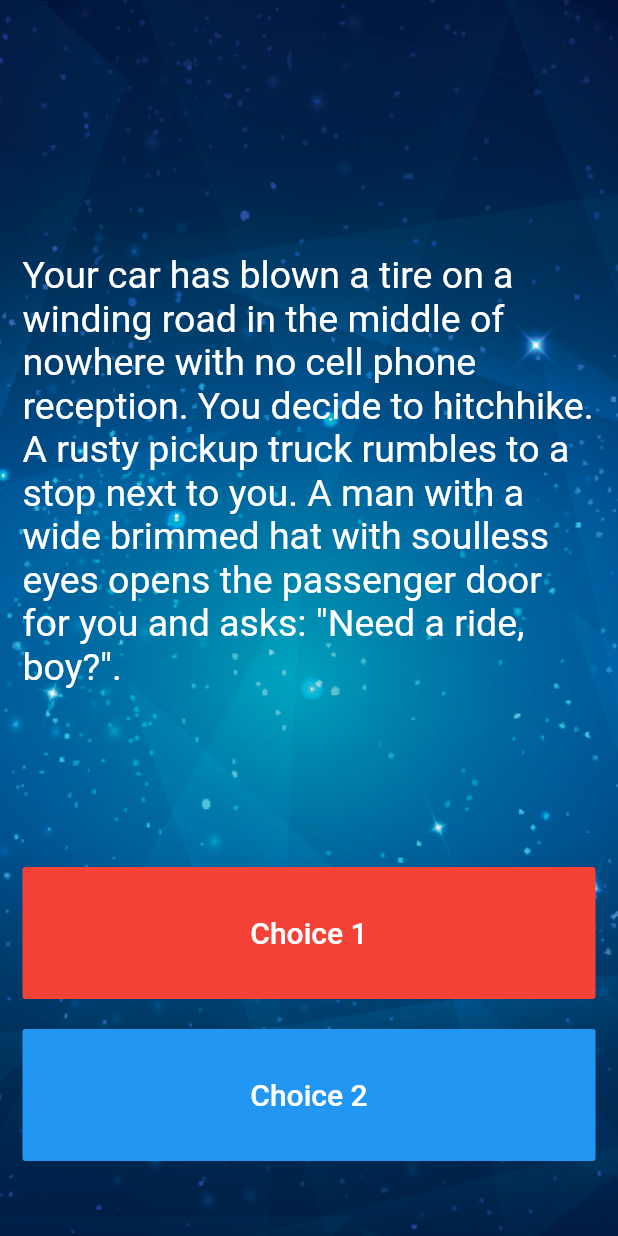
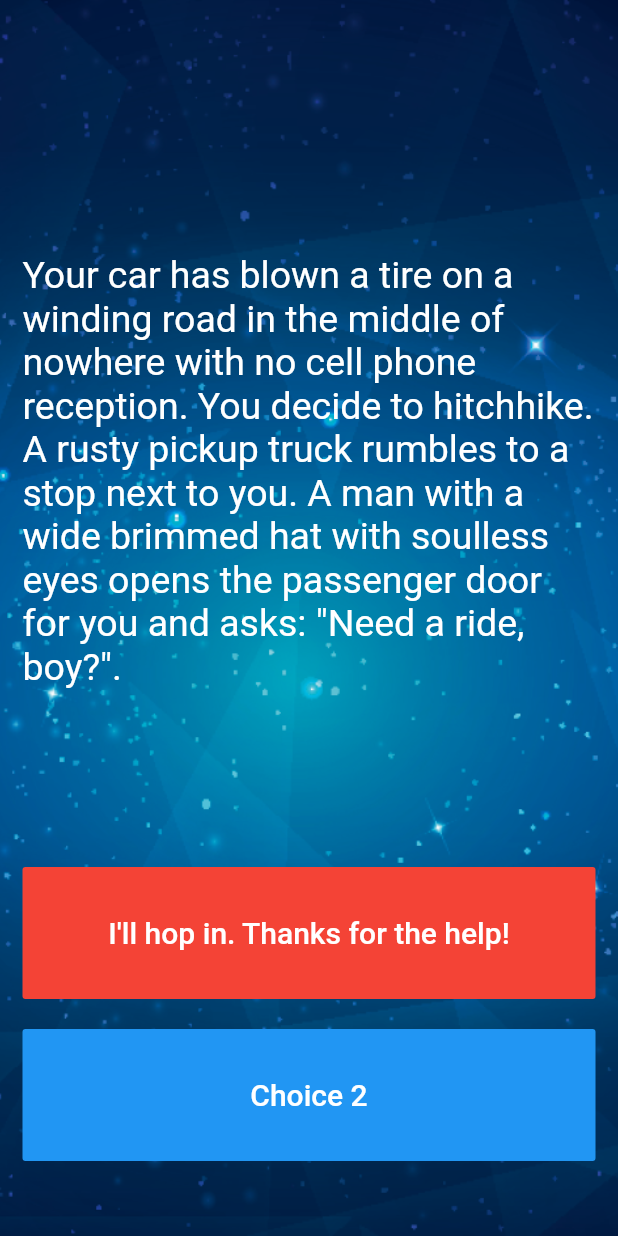
Before and after one commit to stefaniamak/flutter_course, a Flutter app: the screen it shows after launch, on a phone screen of 412 x 824 dp. Run offline on Flutter 3.47's test engine with Material 2 defaults, Android fonts, the phone set to English and light mode, and no system bars; our stand-ins replace audioplayers, rflutter_alert.

Commit message:
feat(destini): Step 13 - Use the storyBrain to get the text for choice 1.

```diff
--- a/destini-challenge-starting/lib/main.dart
+++ b/destini-challenge-starting/lib/main.dart
@@ -59,8 +59,8 @@ class _StoryPageState extends State<StoryPage> {
                   },
                   color: Colors.red,
                   child: Text(
-                    //TODO: Step 13 - Use the storyBrain to get the text for choice 1.
-                    'Choice 1',
+                    //Step 13 - Use the storyBrain to get the text for choice 1.
+                    _storyBrain.getChoice1(),
                     style: TextStyle(
                       fontSize: 20.0,
                     ),
```
